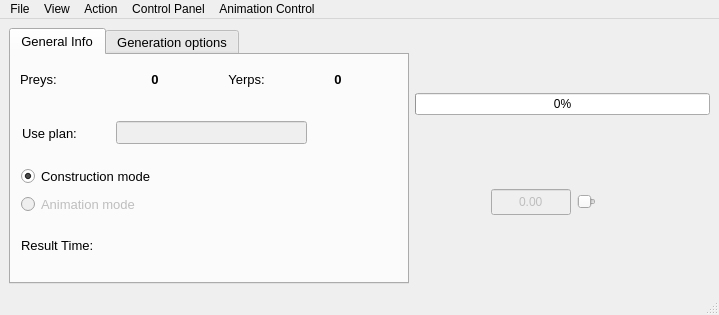
Qt form mainwindow.ui (Frostmourneee/MT-TSP) before a commit.
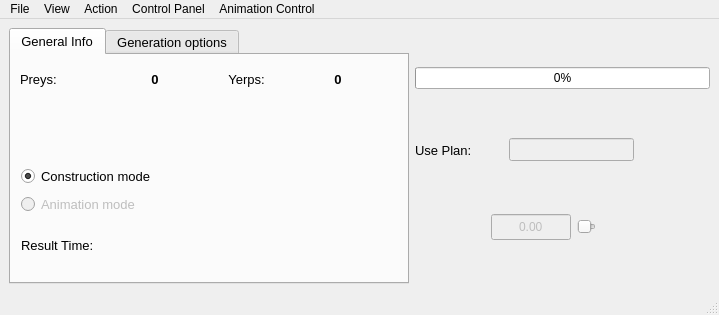
The same form after that commit.

Diff of the .ui file:
```diff
--- a/mainwindow.ui
+++ b/mainwindow.ui
@@ -169,137 +169,6 @@
        <widget class="QWidget" name="layoutWidget">
         <property name="geometry">
          <rect>
-          <x>11</x>
-          <y>61</y>
-          <width>361</width>
-          <height>34</height>
-         </rect>
-        </property>
-        <layout class="QHBoxLayout" name="layoutUsePlan">
-         <item>
-          <widget class="QLabel" name="labelUsePlan">
-           <property name="minimumSize">
-            <size>
-             <width>88</width>
-             <height>0</height>
-            </size>
-           </property>
-           <property name="maximumSize">
-            <size>
-             <width>88</width>
-             <height>16777215</height>
-            </size>
-           </property>
-           <property name="text">
-            <string>Use plan:</string>
-           </property>
-           <property name="alignment">
-            <set>Qt::AlignLeading|Qt::AlignLeft|Qt::AlignVCenter</set>
-           </property>
-          </widget>
-         </item>
-         <item>
-          <widget class="QLineEdit" name="lineEditUsePlan">
-           <property name="enabled">
-            <bool>false</bool>
-           </property>
-           <property name="sizePolicy">
-            <sizepolicy hsizetype="Preferred" vsizetype="Fixed">
-             <horstretch>0</horstretch>
-             <verstretch>0</verstretch>
-            </sizepolicy>
-           </property>
-           <property name="font">
-            <font>
-             <pointsize>10</pointsize>
-             <weight>75</weight>
-             <bold>true</bold>
-            </font>
-           </property>
-           <property name="alignment">
-            <set>Qt::AlignCenter</set>
-           </property>
-          </widget>
-         </item>
-         <item>
-          <widget class="QPushButton" name="buttonUsePlan">
-           <property name="enabled">
-            <bool>false</bool>
-           </property>
-           <property name="minimumSize">
-            <size>
-             <width>32</width>
-             <height>32</height>
-            </size>
-           </property>
-           <property name="maximumSize">
-            <size>
-             <width>32</width>
-             <height>32</height>
-            </size>
-           </property>
-           <property name="text">
-            <string/>
-           </property>
-           <property name="iconSize">
-            <size>
-             <width>32</width>
-             <height>32</height>
-            </size>
-           </property>
-           <property name="autoDefault">
-            <bool>false</bool>
-           </property>
-           <property name="default">
-            <bool>false</bool>
-           </property>
-           <property name="flat">
-            <bool>true</bool>
-           </property>
-          </widget>
-         </item>
-         <item>
-          <widget class="QPushButton" name="buttonBestPlan">
-           <property name="enabled">
-            <bool>false</bool>
-           </property>
-           <property name="minimumSize">
-            <size>
-             <width>32</width>
-             <height>32</height>
-            </size>
-           </property>
-           <property name="maximumSize">
-            <size>
-             <width>32</width>
-             <height>32</height>
-            </size>
-           </property>
-           <property name="text">
-            <string/>
-           </property>
-           <property name="iconSize">
-            <size>
-             <width>32</width>
-             <height>32</height>
-            </size>
-           </property>
-           <property name="autoDefault">
-            <bool>false</bool>
-           </property>
-           <property name="default">
-            <bool>false</bool>
-           </property>
-           <property name="flat">
-            <bool>true</bool>
-           </property>
-          </widget>
-         </item>
-        </layout>
-       </widget>
-       <widget class="QWidget" name="">
-        <property name="geometry">
-         <rect>
           <x>10</x>
           <y>180</y>
           <width>221</width>
@@ -349,6 +218,143 @@
         </property>
        </widget>
       </item>
+      <item>
+       <layout class="QHBoxLayout" name="layoutUsePlan">
+        <item>
+         <widget class="QLabel" name="labelUsePlan">
+          <property name="minimumSize">
+           <size>
+            <width>88</width>
+            <height>0</height>
+           </size>
+          </property>
+          <property name="maximumSize">
+           <size>
+            <width>88</width>
+            <height>16777215</height>
+           </size>
+          </property>
+          <property name="font">
+           <font>
+            <pointsize>10</pointsize>
+           </font>
+          </property>
+          <property name="toolTip">
+           <string>Shows the control panel</string>
+          </property>
+          <property name="text">
+           <string>Use Plan:</string>
+          </property>
+          <property name="alignment">
+           <set>Qt::AlignLeading|Qt::AlignLeft|Qt::AlignVCenter</set>
+          </property>
+         </widget>
+        </item>
+        <item>
+         <widget class="QLineEdit" name="lineEditUsePlan">
+          <property name="enabled">
+           <bool>false</bool>
+          </property>
+          <property name="sizePolicy">
+           <sizepolicy hsizetype="Preferred" vsizetype="Fixed">
+            <horstretch>0</horstretch>
+            <verstretch>0</verstretch>
+           </sizepolicy>
+          </property>
+          <property name="font">
+           <font>
+            <pointsize>10</pointsize>
+            <weight>75</weight>
+            <bold>true</bold>
+           </font>
+          </property>
+          <property name="alignment">
+           <set>Qt::AlignCenter</set>
+          </property>
+         </widget>
+        </item>
+        <item>
+         <widget class="QPushButton" name="buttonUsePlan">
+          <property name="enabled">
+           <bool>false</bool>
+          </property>
+          <property name="minimumSize">
+           <size>
+            <width>32</width>
+            <height>32</height>
+           </size>
+          </property>
+          <property name="maximumSize">
+           <size>
+            <width>32</width>
+            <height>32</height>
+           </size>
+          </property>
+          <property name="toolTip">
+           <string>Forces Yerps to intercept Preys in specified order</string>
+          </property>
+          <property name="text">
+           <string/>
+          </property>
+          <property name="iconSize">
+           <size>
+            <width>32</width>
+            <height>32</height>
+           </size>
+          </property>
+          <property name="autoDefault">
+           <bool>false</bool>
+          </property>
+          <property name="default">
+           <bool>false</bool>
+          </property>
+          <property name="flat">
+           <bool>true</bool>
+          </property>
+         </widget>
+        </item>
+        <item>
+         <widget class="QPushButton" name="buttonBestPlan">
+          <property name="enabled">
+           <bool>false</bool>
+          </property>
+          <property name="minimumSize">
+           <size>
+            <width>32</width>
+            <height>32</height>
+           </size>
+          </property>
+          <property name="maximumSize">
+           <size>
+            <width>32</width>
+            <height>32</height>
+           </size>
+          </property>
+          <property name="toolTip">
+           <string>Sets interception order to the optimal one</string>
+          </property>
+          <property name="text">
+           <string/>
+          </property>
+          <property name="iconSize">
+           <size>
+            <width>32</width>
+            <height>32</height>
+           </size>
+          </property>
+          <property name="autoDefault">
+           <bool>false</bool>
+          </property>
+          <property name="default">
+           <bool>false</bool>
+          </property>
+          <property name="flat">
+           <bool>true</bool>
+          </property>
+         </widget>
+        </item>
+       </layout>
+      </item>
       <item>
        <layout class="QHBoxLayout" name="horizontalLayout">
         <item>
```
Left out of the diff: 38 changed lines with no effect on the pictures.
